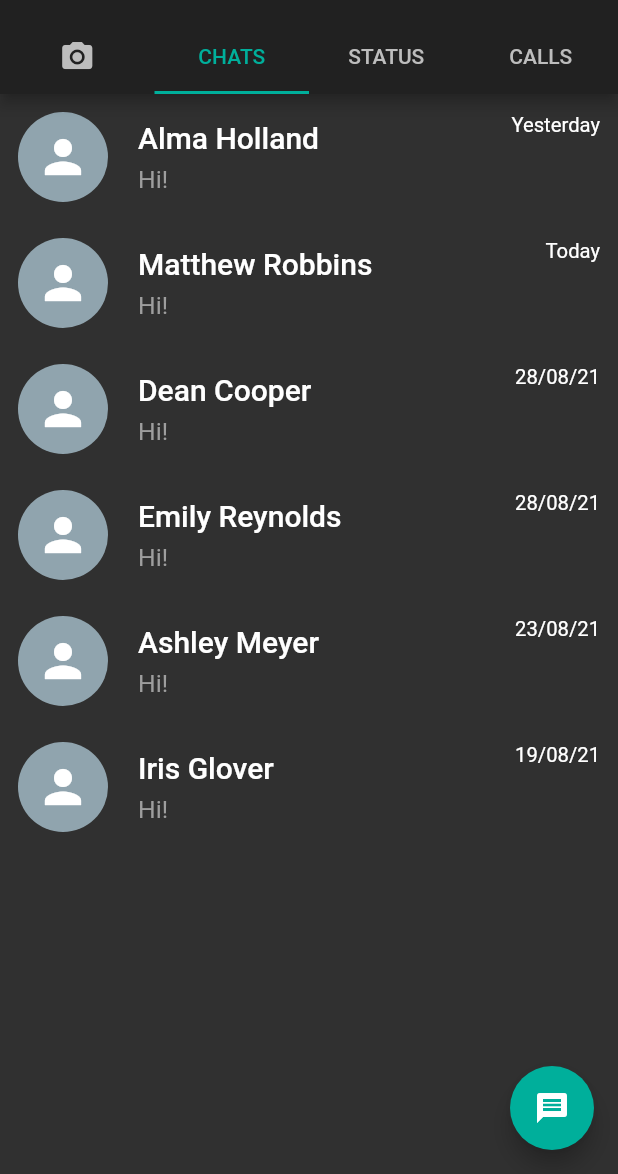
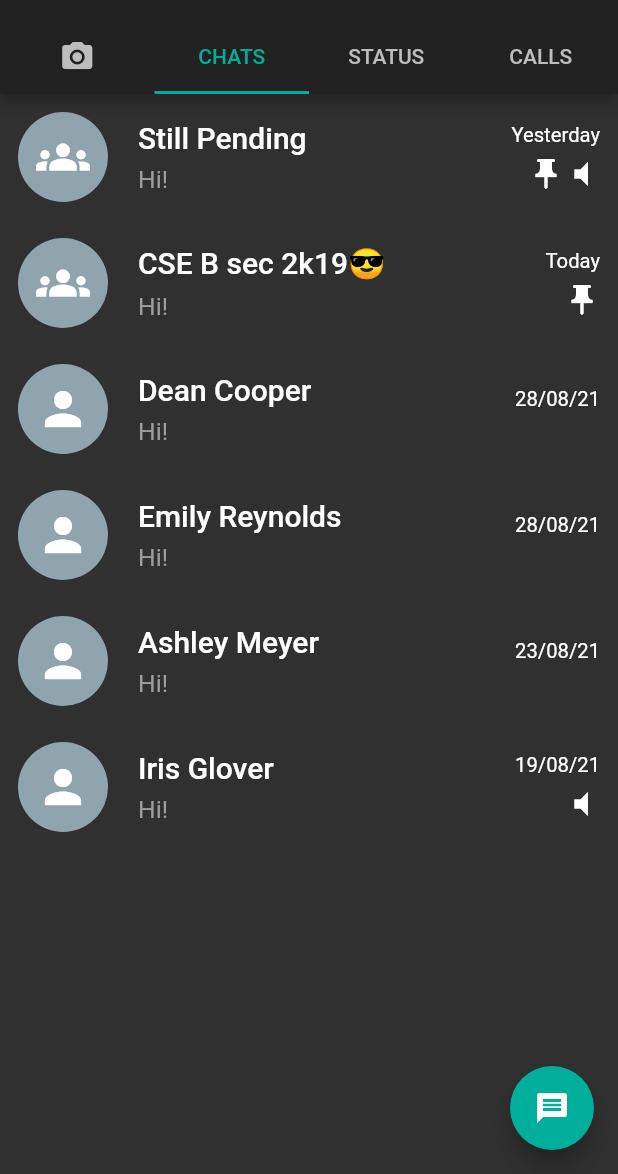
Before and after one commit to Manojkc15/Whatsapp-UI, a Flutter app: the screen it shows after launch, on a phone screen of 412 x 824 dp, the part 62-1236 px from its top. Run offline on Flutter 3.47's test engine with Material 2 defaults, Android fonts, the phone set to English and light mode, and no system bars.

Commit message:
modified CHATS

```diff
--- a/lib/chats/chats.dart
+++ b/lib/chats/chats.dart
@@ -1,24 +1,55 @@
 import 'package:flutter/material.dart';
 
 import 'chatscard.dart';
+
 class Chats extends StatelessWidget {
   @override
   Widget build(BuildContext context) {
     return Scaffold(
-      // body: ListView.builder(
-      //   itemCount: 15,
-      //   itemBuilder: (context, index) {
-      //     return ChatsCard(name: 'Messi',date: '15/10/20',);
-      //   },
-      // ),
       body: Column(
         children: [
-          ChatsCard(name: 'Alma Holland',date: 'Yesterday'),
-          ChatsCard(name: 'Matthew Robbins',date: 'Today'),
-          ChatsCard(name: 'Dean Cooper',date: '28/08/21'),
-          ChatsCard(name: 'Emily Reynolds',date: '28/08/21'),
-          ChatsCard(name: 'Ashley Meyer',date: '23/08/21'),
-          ChatsCard(name: 'Iris Glover',date: '19/08/21'),
+          ChatsCard(
+            profileIcon: Icons.groups,
+            name: 'Still Pending',
+            date: 'Yesterday',
+            pinIcon: true,
+            muteIcon: true,
+          ),
+          ChatsCard(
+            profileIcon: Icons.groups,
+            name: 'CSE B sec 2k19😎',
+            date: 'Today',
+            pinIcon: true,
+            muteIcon: false,
+          ),
+          ChatsCard(
+            profileIcon: Icons.person,
+            name: 'Dean Cooper',
+            date: '28/08/21',
+            pinIcon: false,
+            muteIcon: false,
+          ),
+          ChatsCard(
+            profileIcon: Icons.person,
+            name: 'Emily Reynolds',
+            date: '28/08/21',
+            pinIcon: false,
+            muteIcon: false,
+          ),
+          ChatsCard(
+            profileIcon: Icons.person,
+            name: 'Ashley Meyer',
+            date: '23/08/21',
+            pinIcon: false,
+            muteIcon: false,
+          ),
+          ChatsCard(
+            profileIcon: Icons.person,
+            name: 'Iris Glover',
+            date: '19/08/21',
+            pinIcon: false,
+            muteIcon: true,
+          ),
         ],
       ),
       floatingActionButton: FloatingActionButton(
--- a/lib/chats/chatscard.dart
+++ b/lib/chats/chatscard.dart
@@ -1,11 +1,19 @@
 import 'package:flutter/material.dart';
 
 class ChatsCard extends StatelessWidget {
-
+  final IconData profileIcon;
   final String name;
   final String date;
+  final bool pinIcon;
+  final bool muteIcon;
 
-  ChatsCard({required this.name,required this.date});
+  ChatsCard({
+    required this.profileIcon,
+    required this.name,
+    required this.date,
+    required this.pinIcon,
+    required this.muteIcon,
+  });
 
   @override
   Widget build(BuildContext context) {
@@ -19,7 +27,7 @@ class ChatsCard extends StatelessWidget {
           children: [
             CircleAvatar(
               child: Icon(
-                Icons.person,
+                profileIcon,
                 size: 36.0,
                 color: Colors.white,
               ),
@@ -54,11 +62,19 @@ class ChatsCard extends StatelessWidget {
             Expanded(
               flex: 2,
               child: Column(
+                mainAxisAlignment: MainAxisAlignment.spaceEvenly,
                 crossAxisAlignment: CrossAxisAlignment.end,
                 children: [
                   Text(
                     '$date',
                     style: TextStyle(fontSize: 13.5),
+                  ),
+                  Row(
+                    mainAxisAlignment: MainAxisAlignment.end,
+                    children: [
+                      if (pinIcon) Icon(Icons.push_pin),
+                      if (muteIcon) Icon(Icons.volume_mute),
+                    ],
                   ),
                 ],
               ),
```
